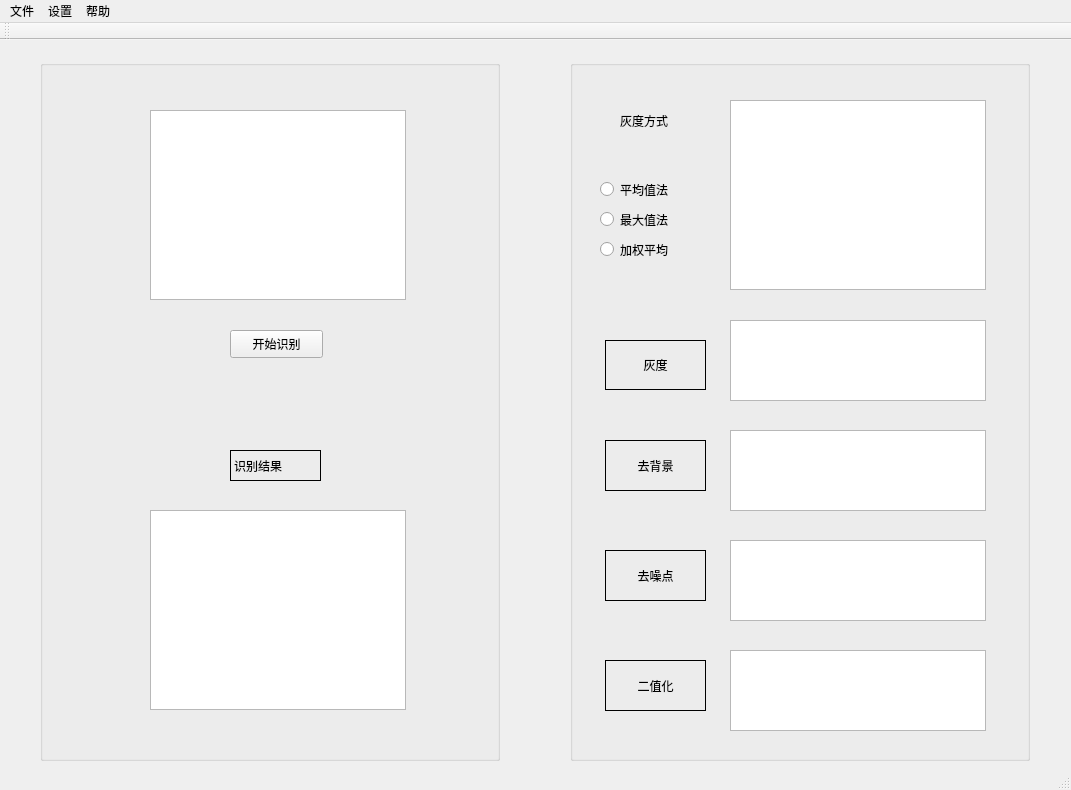
This is App/Vcode/Vcode/Vcode.ui in YujieLu10/CAPTCHA_MVVM as Qt 5 draws it before an edit. The edited form follows.
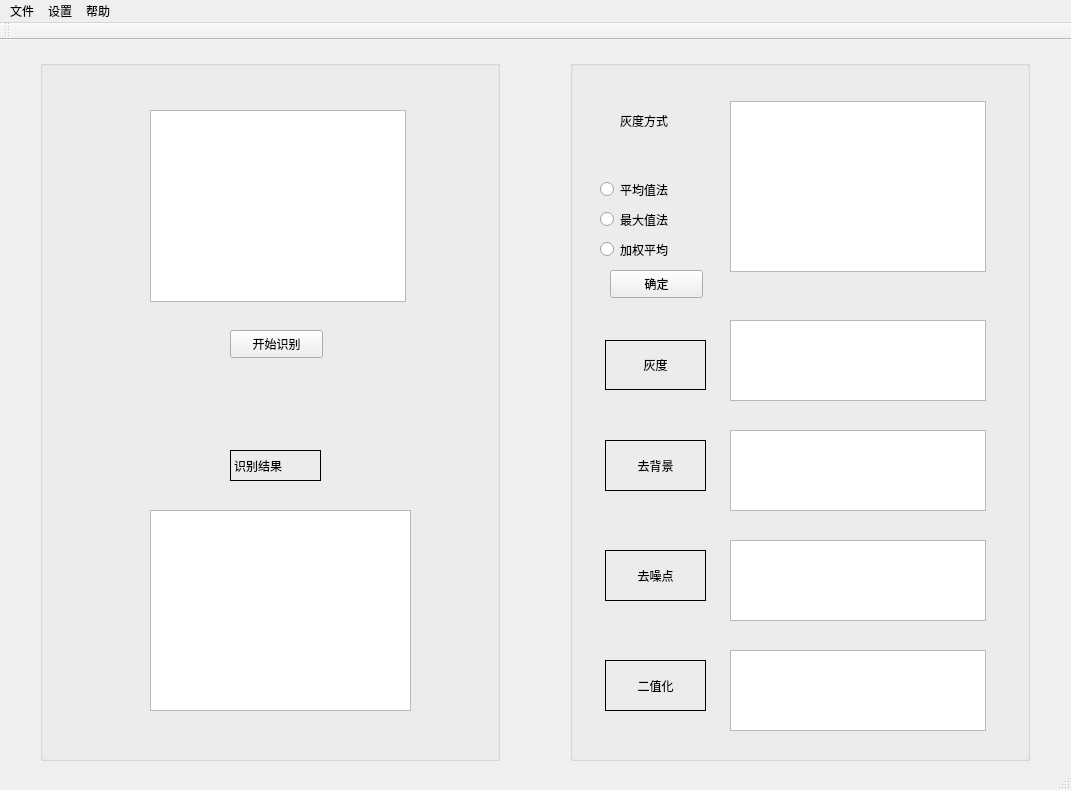
This is the edited form.

```diff
--- a/App/Vcode/Vcode/Vcode.ui
+++ b/App/Vcode/Vcode/Vcode.ui
@@ -32,7 +32,7 @@
        <x>110</x>
        <y>50</y>
        <width>256</width>
-       <height>190</height>
+       <height>192</height>
       </rect>
      </property>
     </widget>
@@ -57,8 +57,8 @@
       <rect>
        <x>110</x>
        <y>450</y>
-       <width>256</width>
-       <height>200</height>
+       <width>261</width>
+       <height>201</height>
       </rect>
      </property>
     </widget>
@@ -138,9 +138,9 @@
      <property name="geometry">
       <rect>
        <x>160</x>
-       <y>40</y>
+       <y>41</y>
        <width>256</width>
-       <height>190</height>
+       <height>171</height>
       </rect>
      </property>
     </widget>
@@ -308,6 +308,19 @@
       <string>灰度方式</string>
      </property>
     </widget>
+    <widget class="QPushButton" name="confirmButton">
+     <property name="geometry">
+      <rect>
+       <x>40</x>
+       <y>210</y>
+       <width>93</width>
+       <height>28</height>
+      </rect>
+     </property>
+     <property name="text">
+      <string>确定</string>
+     </property>
+    </widget>
    </widget>
   </widget>
   <widget class="QMenuBar" name="menuBar">
```
Left out of the diff: 10 changed lines with no effect on the pictures.
